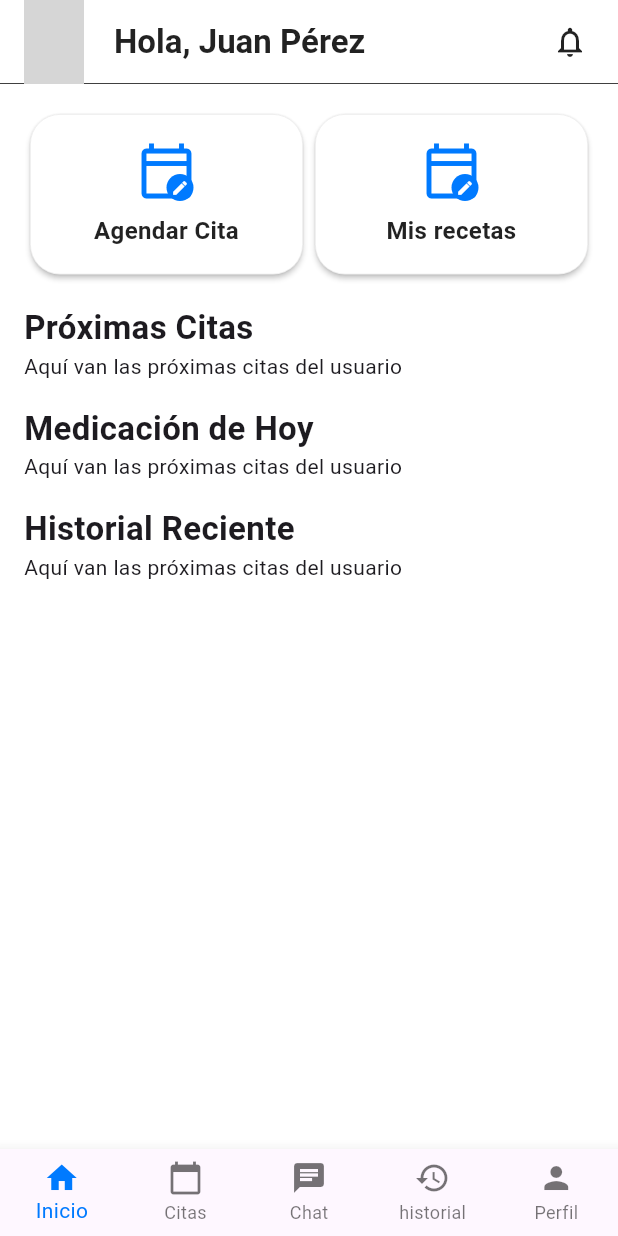
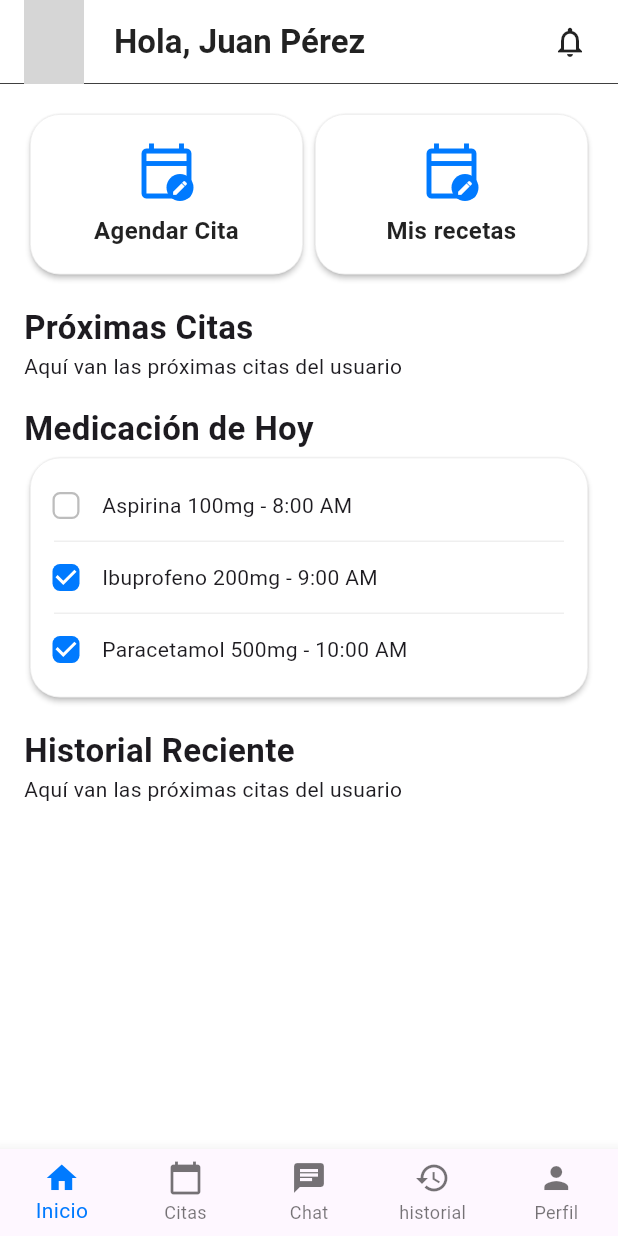
Before and after one commit to sbpol2000/medical_app, a Flutter app: the screen it shows after launch, on a phone screen of 412 x 824 dp. Run offline on Flutter 3.47's test engine with Material 3 defaults, Android fonts, the phone set to English and light mode, and no system bars; our stand-ins replace go_router; grey boxes are pictures that could not be loaded.

Commit message:
Add TodayMedication widget to display today's medications in the dashboard

```diff
--- a/lib/features/dashboard/views/dashboard.dart
+++ b/lib/features/dashboard/views/dashboard.dart
@@ -2,6 +2,7 @@
 import 'package:medical_app/app/constants/colors.dart';
 import 'package:medical_app/features/dashboard/widgets/card_action.dart';
 import 'package:medical_app/features/dashboard/widgets/section.dart';
+import 'package:medical_app/features/dashboard/widgets/today_medication.dart';
 
 class Dashboard extends StatefulWidget {
   const Dashboard({super.key});
@@ -67,7 +68,7 @@
             SizedBox(height: 16),
             Section(
               title: 'Medicación de Hoy',
-              content: Text('Aquí van las próximas citas del usuario'),
+              content: TodayMedication(),
             ),
             SizedBox(height: 16),
             Section(
--- /dev/null
+++ b/lib/features/dashboard/widgets/today_medication.dart
@@ -0,0 +1,75 @@
+import 'package:flutter/material.dart';
+import 'package:medical_app/app/constants/colors.dart';
+
+class TodayMedication extends StatefulWidget {
+  const TodayMedication({super.key});
+
+  @override
+  State<TodayMedication> createState() => _TodayMedicationState();
+}
+
+class _TodayMedicationState extends State<TodayMedication> {
+  Widget buildMedicationItem({bool checked = false, String medication = ''}) {
+    return Row(
+      children: [
+        Checkbox(
+          value: checked,
+          onChanged: (value) {},
+          activeColor: colorBlue,
+          side: BorderSide(color: Colors.grey.shade400, width: 1.5),
+          shape: RoundedRectangleBorder(borderRadius: BorderRadius.circular(5)),
+        ),
+        Text(medication),
+      ],
+    );
+  }
+
+  @override
+  Widget build(BuildContext context) {
+    return Card(
+      elevation: 1.5,
+      color: Colors.white,
+      surfaceTintColor: Colors.transparent, // evita tinte en M3
+      shape: RoundedRectangleBorder(
+        borderRadius: BorderRadius.circular(20),
+        side: BorderSide(
+          color: const Color.fromARGB(66, 168, 167, 167),
+          width: 0.5,
+        ),
+      ),
+      child: Padding(
+        padding: const EdgeInsets.only(top: 8, bottom: 8),
+        child: Column(
+          children: [
+            buildMedicationItem(
+              checked: false,
+              medication: 'Aspirina 100mg - 8:00 AM',
+            ),
+            Divider(
+              height: 0,
+              indent: 16,
+              endIndent: 16,
+              thickness: 0.5,
+              color: Colors.grey.shade300,
+            ),
+            buildMedicationItem(
+              checked: true,
+              medication: 'Ibuprofeno 200mg - 9:00 AM',
+            ),
+            Divider(
+              height: 0,
+              indent: 16,
+              endIndent: 16,
+              thickness: 0.5,
+              color: Colors.grey.shade300,
+            ),
+            buildMedicationItem(
+              checked: true,
+              medication: 'Paracetamol 500mg - 10:00 AM',
+            ),
+          ],
+        ),
+      ),
+    );
+  }
+}
```
